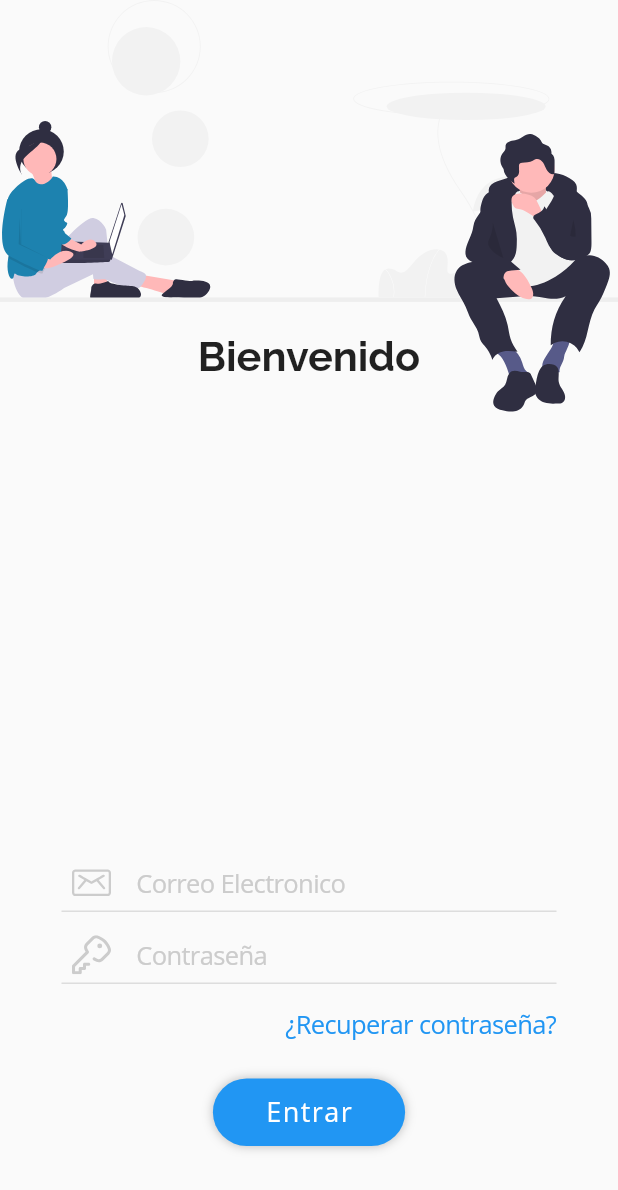
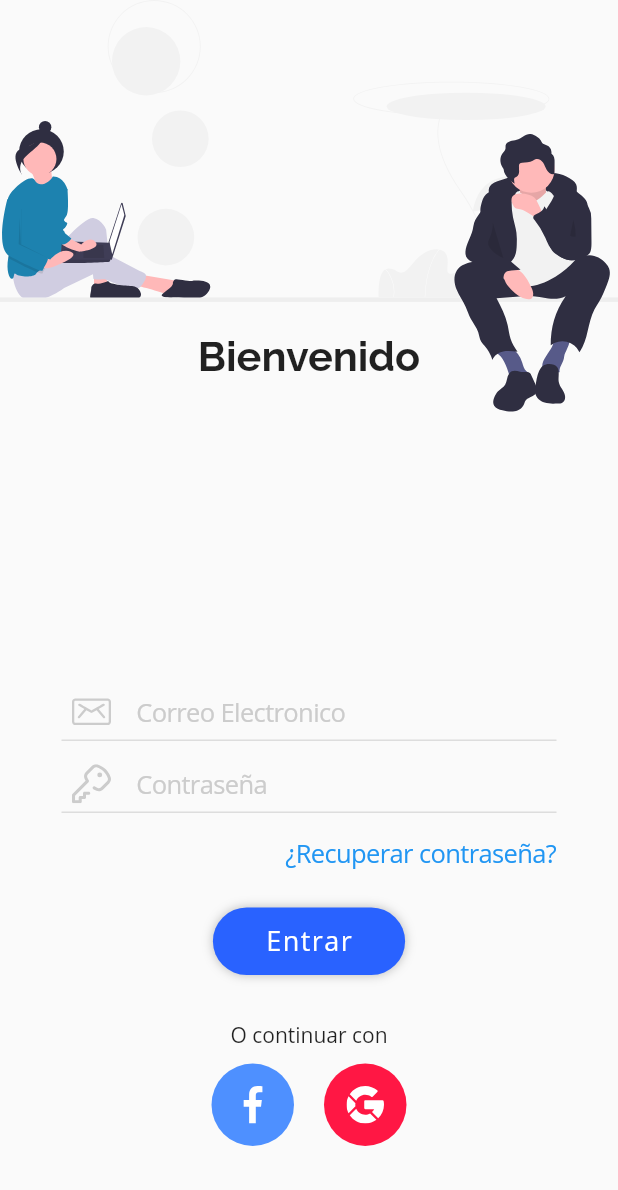
Before and after one commit to AldereteRuben/PruebaStripe, a Flutter app: the screen it shows after launch, on a phone screen of 412 x 824 dp. Shown: the top 1190 px of the screen. Run offline on Flutter 3.47's test engine with Material 2 defaults, Android fonts, the phone set to English and light mode, and no system bars; our stand-ins replace flutter_svg.

Commit message:
Se agregaron nuevos SVG para iconos de los botones de google y facebook, se crearon dos nuevos archivos dart (app_colors en donde definimos los colores mas usados en la apliacion y circle_button que es donde definimos la estructura que tienen los botones de facebook y google), se agrego la nueva ruta de los SVG en el archivo pubspec.yaml y se continuo con el diseño del login en el archivo login_form.dart

```diff
--- a/pruebastripe/lib/pages/login/widgets/login_form.dart
+++ b/pruebastripe/lib/pages/login/widgets/login_form.dart
@@ -2,7 +2,7 @@ import 'package:flutter/cupertino.dart';
 import 'package:flutter/material.dart';
 import 'package:pruebastripe/pages/login/widgets/input_text_login.dart';
 import 'package:pruebastripe/pages/login/widgets/rounded_button.dart';
-import 'package:pruebastripe/utils/responsive.dart';
+import 'package:pruebastripe/widgets/circle_button.dart';
 
 class LoginForm extends StatelessWidget {
   const LoginForm({Key key}) : super(key: key);
@@ -39,6 +39,31 @@ class LoginForm extends StatelessWidget {
           ),
           RoudedButton(onPressed: () {}, label: "Entrar"),
           SizedBox(
+            height: 30,
+          ),
+          Text("O continuar con"),
+          SizedBox(
+            height: 10,
+          ),
+          Row(
+            mainAxisAlignment: MainAxisAlignment.center,
+            children: <Widget>[
+              CircleButton(
+                size: 55,
+                iconPath: 'assets/pages/login/icons/facebook.svg',
+                backgroundColor: Color(0xff1448AFF),
+              ),
+              SizedBox(
+                width: 20,
+              ),
+              CircleButton(
+                backgroundColor: Color(0xffFF1744),
+                iconPath: 'assets/pages/login/icons/google.svg',
+                size: 55,
+              ),
+            ],
+          ),
+          SizedBox(
             height: 60,
           )
         ],
--- a/pruebastripe/lib/pages/login/widgets/rounded_button.dart
+++ b/pruebastripe/lib/pages/login/widgets/rounded_button.dart
@@ -1,11 +1,17 @@
 import 'package:flutter/material.dart';
 import 'package:flutter/cupertino.dart';
+import 'package:pruebastripe/utils/app_colors.dart';
 
 class RoudedButton extends StatelessWidget {
   final String label;
   final VoidCallback onPressed;
+  final Color backgroundColor;
 
-  const RoudedButton({Key key, @required this.onPressed, @required this.label})
+  const RoudedButton(
+      {Key key,
+      @required this.onPressed,
+      @required this.label,
+      this.backgroundColor})
       : assert(label != null),
         super(key: key);
 
@@ -26,7 +32,7 @@ class RoudedButton extends StatelessWidget {
         ),
         padding: EdgeInsets.symmetric(horizontal: 35, vertical: 10),
         decoration: BoxDecoration(
-            color: Colors.blue,
+            color: this.backgroundColor ?? AppColors.primary,
             boxShadow: [BoxShadow(color: Colors.black26, blurRadius: 5)],
             borderRadius: BorderRadius.circular(30)),
       )),
--- /dev/null
+++ b/pruebastripe/lib/utils/app_colors.dart
@@ -0,0 +1,6 @@
+import 'package:flutter/material.dart';
+
+class AppColors {
+  static final primary = Color(0xff2962FF);
+  static final grey = Color(0xffeeeeee);
+}
--- /dev/null
+++ b/pruebastripe/lib/widgets/circle_button.dart
@@ -0,0 +1,33 @@
+import 'package:flutter/material.dart';
+import 'package:flutter/cupertino.dart';
+import 'package:flutter_svg/flutter_svg.dart';
+import 'package:pruebastripe/utils/app_colors.dart';
+
+class CircleButton extends StatelessWidget {
+  final String iconPath;
+  final double size;
+  final Color backgroundColor;
+  const CircleButton({
+    Key key,
+    this.size = 50,
+    this.backgroundColor,
+    @required this.iconPath,
+  })  : assert(iconPath != null),
+        super(key: key);
+
+  @override
+  Widget build(BuildContext context) {
+    return Container(
+      width: this.size,
+      height: this.size,
+      padding: EdgeInsets.all(15),
+      child: SvgPicture.asset(
+        iconPath,
+        color: Colors.white,
+      ),
+      decoration: BoxDecoration(
+          color: this.backgroundColor ?? AppColors.primary,
+          shape: BoxShape.circle),
+    );
+  }
+}
--- a/pruebastripe/pubspec.yaml
+++ b/pruebastripe/pubspec.yaml
@@ -52,6 +52,8 @@ flutter:
      - assets/pages/login/woman.svg
      - assets/pages/login/icons/correo-electronico.svg
      - assets/pages/login/icons/llave.svg
+     - assets/pages/login/icons/facebook.svg
+     - assets/pages/login/icons/google.svg
 
   # An image asset can refer to one or more resolution-specific "variants", see
   # https://flutter.dev/assets-and-images/#resolution-aware.
```
Also changed, not shown: pruebastripe/assets/pages/login/icons/facebook.svg (added), pruebastripe/assets/pages/login/icons/google.svg (added).
